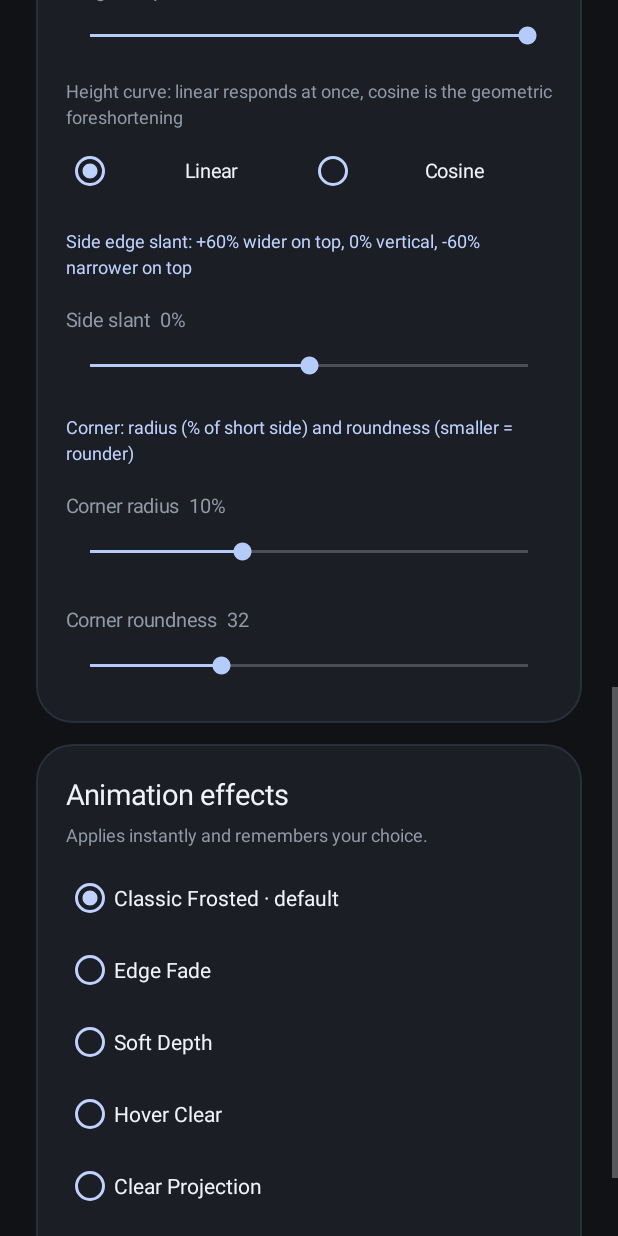
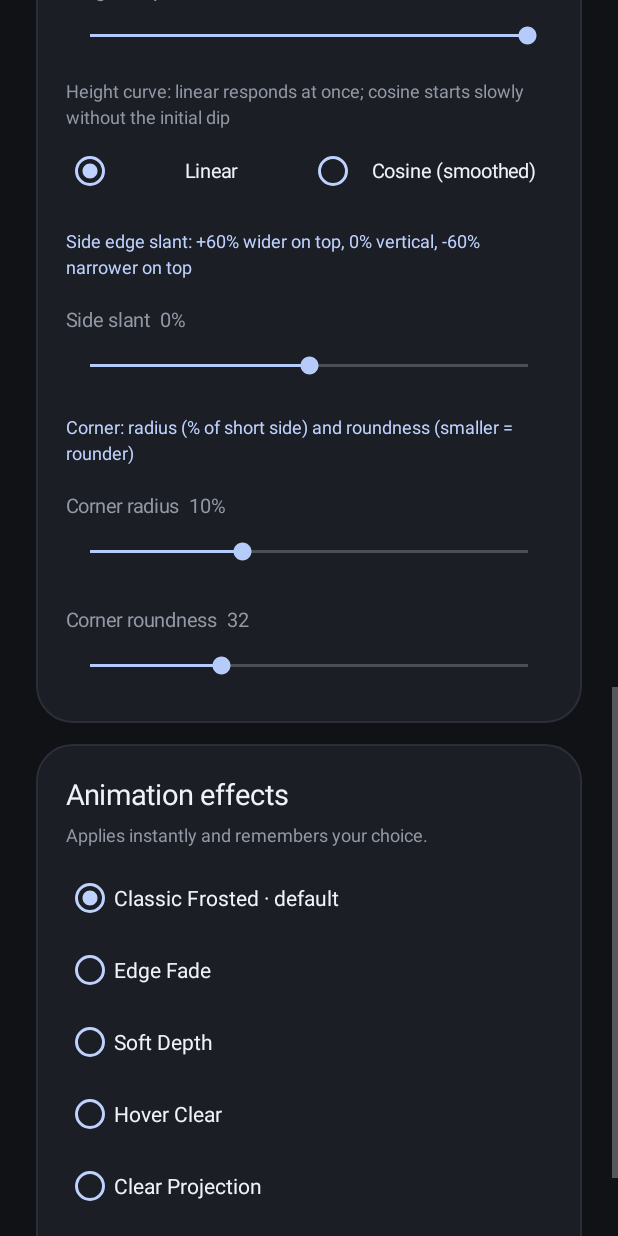
Before and after one commit to tianmingrui12345-eng/duofold-bixi, an Android app: the screen it shows after launch (MainActivity), scrolled down 1153 dp, on a phone screen of 412 x 824 dp. Run offline under Robolectric (Android 15) with nearby library versions, the phone set to English and light mode, and no system bars; libraries missing offline, so code that uses them is left out: rikka.shizuku; 10 statements that could not run were skipped.

Commit message:
Height curve: blend 25% linear into cosine so the fold no longer dips on the first degrees

```diff
--- a/app/build.gradle
+++ b/app/build.gradle
@@ -8,8 +8,8 @@ android {
         applicationId 'dev.duofold'
         minSdk 29
         targetSdk 35
-        versionCode 55
-        versionName '0.4'
+        versionCode 56
+        versionName '0.5'
         testInstrumentationRunner 'android.test.InstrumentationTestRunner'
     }
     flavorDimensions 'api'
--- a/app/src/main/java/dev/duofold/MainActivity.java
+++ b/app/src/main/java/dev/duofold/MainActivity.java
@@ -154,11 +154,11 @@ public final class MainActivity extends Activity {
         // 0% keeps the height, -100% makes it grow as the fold deepens.
         Ui.add(this,tuning,Ui.text(this,t("折叠时上半屏高度：+100% 越折越矮（原效果）· 0% 不变 · -100% 越折越高","Leaf height: +100% shrinks, 0% constant, -100% grows"),12,Ui.ACCENT),14,0);
         slider(tuning,t("高度变化","Height response"),-100,100,prefs.getFloat("heightBias",1f)*100,value->{prefs.edit().putFloat("heightBias",value/100f).apply();EffectPrefs.set(this,value/100f);},"%");
-        Ui.add(this,tuning,Ui.text(this,t("高度变化曲线：线性起手就动 · 余弦是几何投影（前几度几乎不动）","Height curve: linear responds at once, cosine is the geometric foreshortening"),12,Ui.MUTED),10,4);
+        Ui.add(this,tuning,Ui.text(this,t("高度变化曲线：线性起手就动 · 余弦慢起手（已补偿，不会先下沉）","Height curve: linear responds at once; cosine starts slowly without the initial dip"),12,Ui.MUTED),10,4);
         RadioGroup heightCurve=new RadioGroup(this);
         heightCurve.setOrientation(LinearLayout.HORIZONTAL);
         float storedCurve=prefs.getFloat("heightCurve",0f);
-        String[] curveLabels={t("线性","Linear"),t("余弦","Cosine")};
+        String[] curveLabels={t("线性","Linear"),t("余弦（平滑起手）","Cosine (smoothed)")};
         for(int i=0;i<2;i++) {
             RadioButton option=new RadioButton(this);
             option.setId(View.generateViewId());option.setTag(i);
```
Also changed, not shown: 1 other file.
